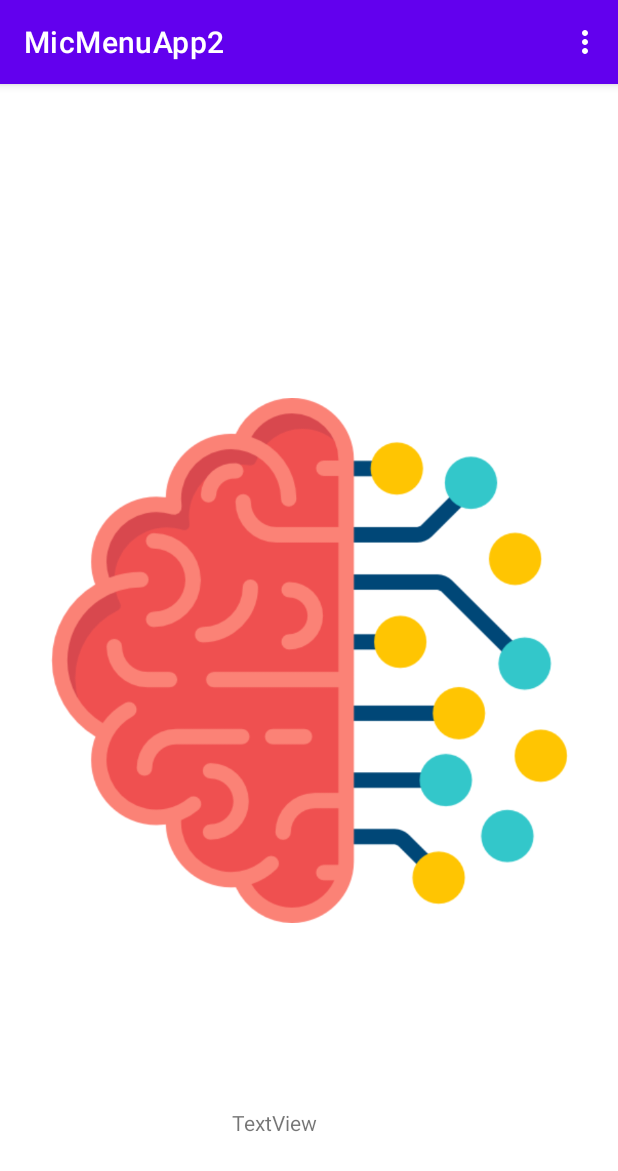
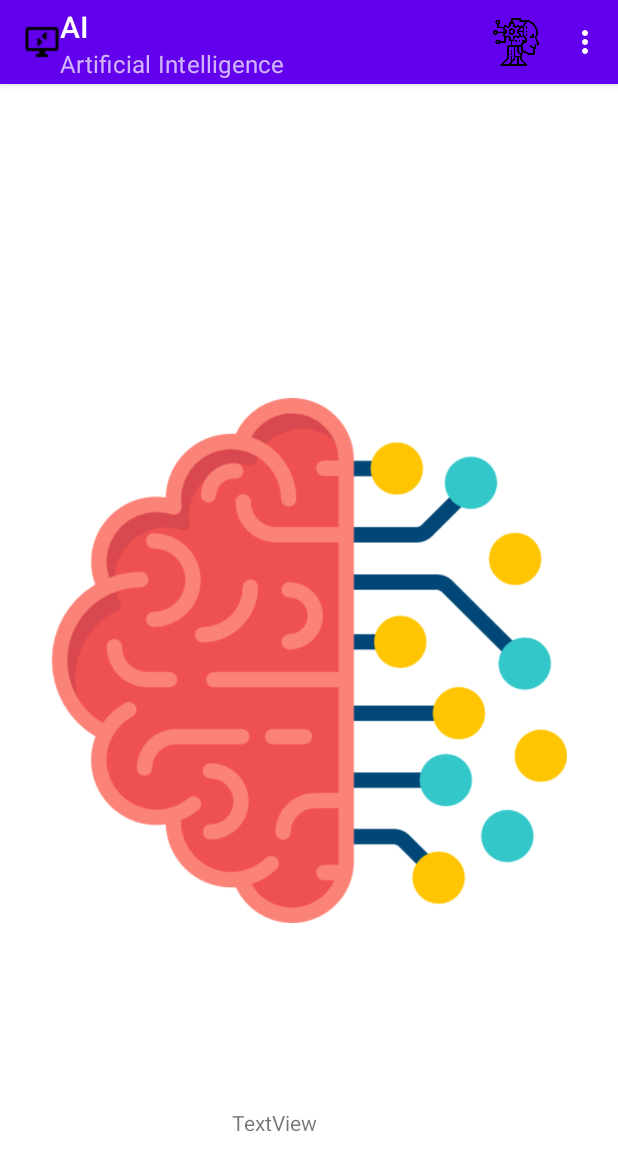
Before and after one commit to michael-kona/MicMenuApp2, an Android app: the screen it shows after launch (MainActivity), on a phone screen of 412 x 824 dp. Shown: the top 1171 px of the screen. Run offline under Robolectric (Android 15) with nearby library versions, the phone set to English and light mode, and no system bars.

Commit message:
Actionbar commit

```diff
--- a/app/src/main/java/com/example/micmenuapp2/MainActivity.java
+++ b/app/src/main/java/com/example/micmenuapp2/MainActivity.java
@@ -1,6 +1,7 @@
 package com.example.micmenuapp2;
 
 import androidx.annotation.NonNull;
+import androidx.appcompat.app.ActionBar;
 import androidx.appcompat.app.AppCompatActivity;
 
 import android.os.Bundle;
@@ -21,6 +22,15 @@ TextView txtv;
     protected void onCreate(Bundle savedInstanceState) {
         super.onCreate(savedInstanceState);
         setContentView(R.layout.activity_main);
+
+        ActionBar ab=getSupportActionBar();
+
+        ab.setTitle("AI");
+        ab.setSubtitle("Artificial Intelligence");
+        ab.setIcon(R.drawable.pc);
+        ab.setDisplayUseLogoEnabled(true);
+        ab.setDisplayShowHomeEnabled(true);
+
         imgv=findViewById(R.id.imageView);
         registerForContextMenu(imgv);
     }
--- a/app/src/main/res/menu/micoptions.xml
+++ b/app/src/main/res/menu/micoptions.xml
@@ -2,7 +2,7 @@
 <menu xmlns:app="http://schemas.android.com/apk/res-auto"
     xmlns:android="http://schemas.android.com/apk/res/android">
 
-    <item android:title="Pakistan" android:id="@+id/pak"/>
+    <item android:title="Pakistan" android:id="@+id/pak" app:showAsAction="ifRoom" android:icon="@drawable/ai_1"/>
     <item android:title="Bangladesh" android:id="@+id/bg"></item>
     <item android:title="India" android:id="@+id/ind">
         <menu>
```
Also changed, not shown: app/src/main/res/drawable-v24/pc.png (added).
